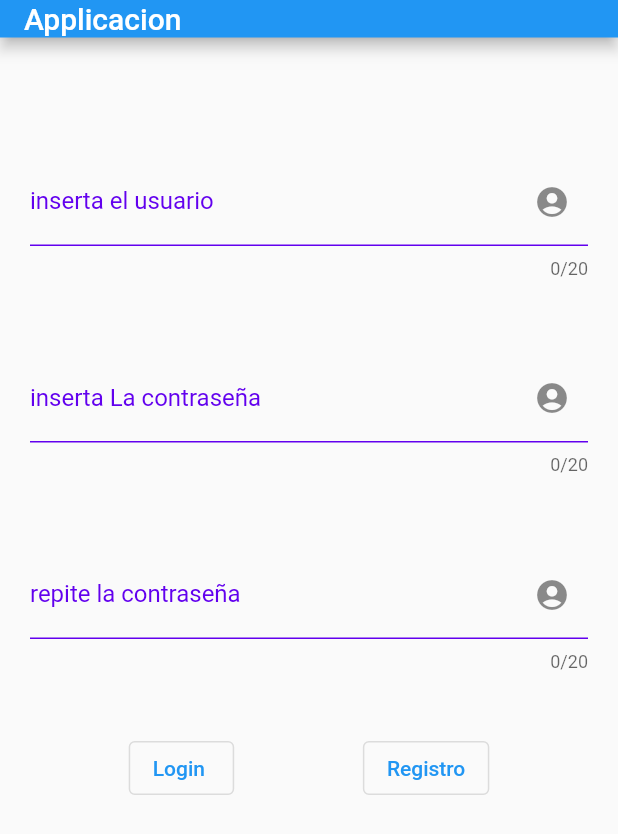
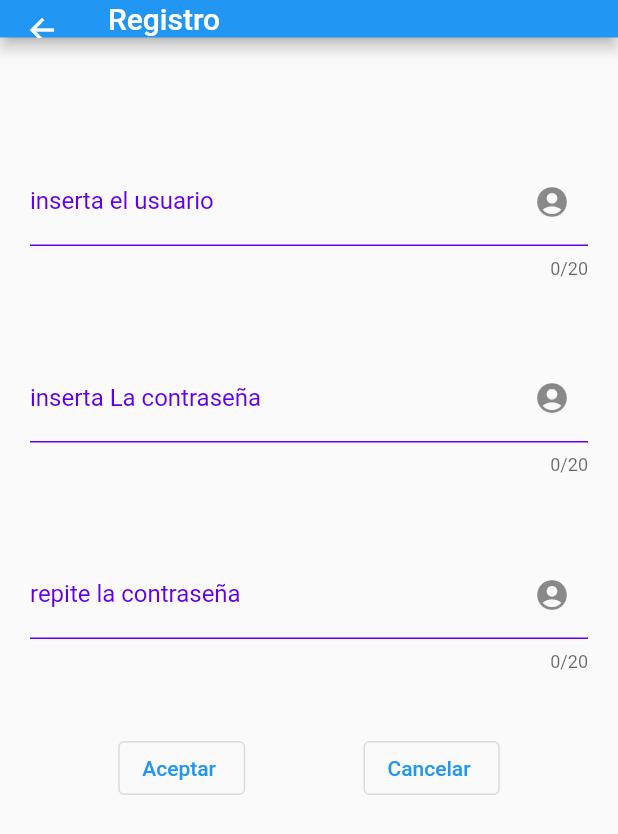
Before and after one commit to fouaddam/flutter, a Flutter app: the screen it shows after launch, after a tap on "Registro", on a phone screen of 412 x 824 dp. Shown: the top 834 px of the screen. Run offline on Flutter 3.47's test engine with Material 2 defaults, Android fonts, the phone set to English and light mode, and no system bars.

```diff
--- a/lib/App.dart
+++ b/lib/App.dart
@@ -4,7 +4,11 @@
 
 
 import 'package:flutter/material.dart';
-import 'package:untitled1/Entities_views/User.dart';
+
+
+import 'Entities_views/Register.dart';
+import 'Entities_views/User.dart';
+
 
 class App extends StatelessWidget {
   const App({Key? key}) :super(key: key);
@@ -13,7 +17,8 @@ class App extends StatelessWidget {
   Widget build(BuildContext context) {
     // TODO: implement build
     return MaterialApp(
-      routes: {'/Users':(context)=>User()},
+      routes: {'/Users':(context)=>User(),
+               '/Register':(context)=>Register()},
       initialRoute:'/Users' ,
     );
   }
--- /dev/null
+++ b/lib/Entities_views/Register.dart
@@ -0,0 +1,57 @@
+
+
+import 'package:flutter/material.dart';
+
+import '../Custom_views/RF_InputText.dart';
+
+class Register extends StatelessWidget{
+
+  Register({Key? key}):super(key:key);
+
+  @override
+  Widget build(BuildContext context) {
+    // TODO: implement build
+    return Scaffold(
+      appBar: AppBar(
+        title: Text("Registro"),
+        toolbarHeight: 25,
+      ),
+      body: Center(
+        child:Column(
+          children: [
+            SizedBox(height: 60),
+            RF_inputText( SLabelName: 'inserta el usuario'),
+            SizedBox(height: 10),
+            RF_inputText( SLabelName: 'inserta La contraseña'),
+            SizedBox(height: 10),
+            RF_inputText( SLabelName: 'repite la contraseña'),
+            SizedBox(height: 20),
+            Row(
+              mainAxisAlignment: MainAxisAlignment.spaceEvenly,
+              children: [
+                OutlinedButton(
+                  onPressed: () {
+                    // Respond to button press
+                  },
+
+                  child: Text("Aceptar "),
+
+                ),
+
+                OutlinedButton(
+                  onPressed: () {
+                    Navigator.of(context).pop();
+                  },
+                  child: Text("Cancelar "),
+                )
+
+              ],
+            )
+
+          ],
+        ),
+      ),
+
+    );
+  }
+}
--- a/lib/Entities_views/User.dart
+++ b/lib/Entities_views/User.dart
@@ -11,7 +11,7 @@ class User extends StatelessWidget {
     // TODO: implement build
     return Scaffold(
         appBar: AppBar(
-          title: Text("Applicacion"),
+          title: Text("Login"),
           toolbarHeight: 25,
         ),
         body: Center(
@@ -22,8 +22,7 @@ class User extends StatelessWidget {
               SizedBox(height: 10),
               RF_inputText( SLabelName: 'inserta La contraseña'),
               SizedBox(height: 10),
-              RF_inputText( SLabelName: 'repite la contraseña'),
-              SizedBox(height: 20),
+
               Row(
               mainAxisAlignment: MainAxisAlignment.spaceEvenly,
                 children: [
@@ -37,7 +36,7 @@ class User extends StatelessWidget {
 
                   OutlinedButton(
                     onPressed: () {
-                      // Respond to button press
+                      Navigator.of(context).pushNamed('/Register');
                     },
                     child: Text("Registro"),
                   )
```
Also changed, not shown: lib/Entities_views/Registre_view.dart (deleted), 1 other file.
